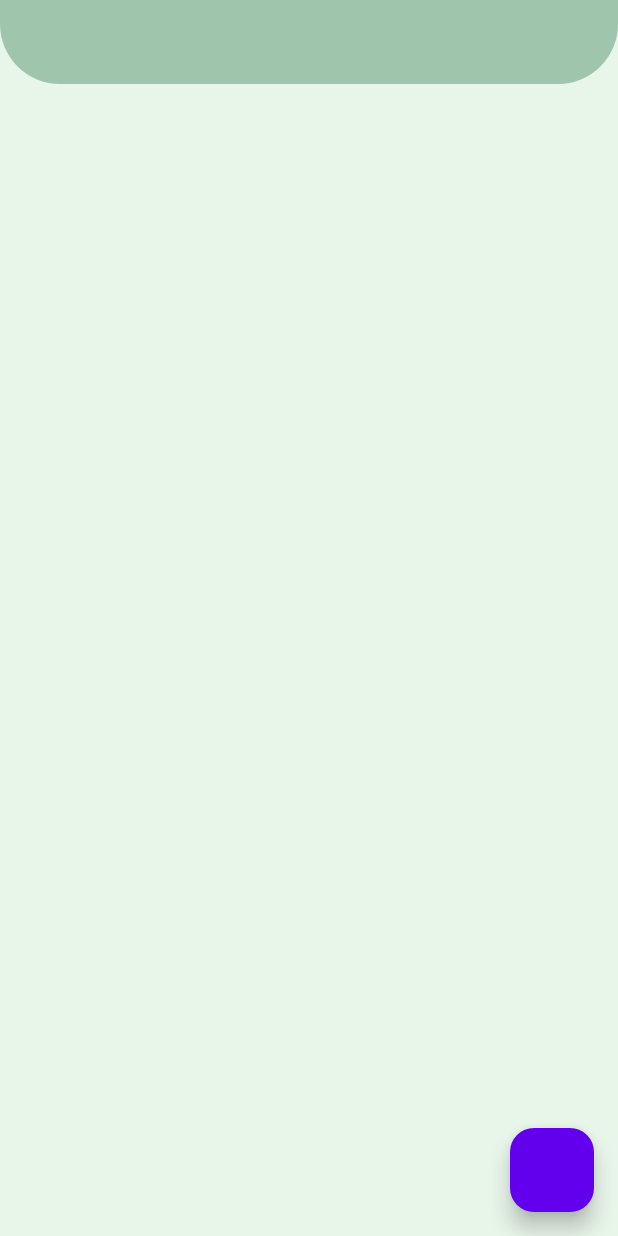
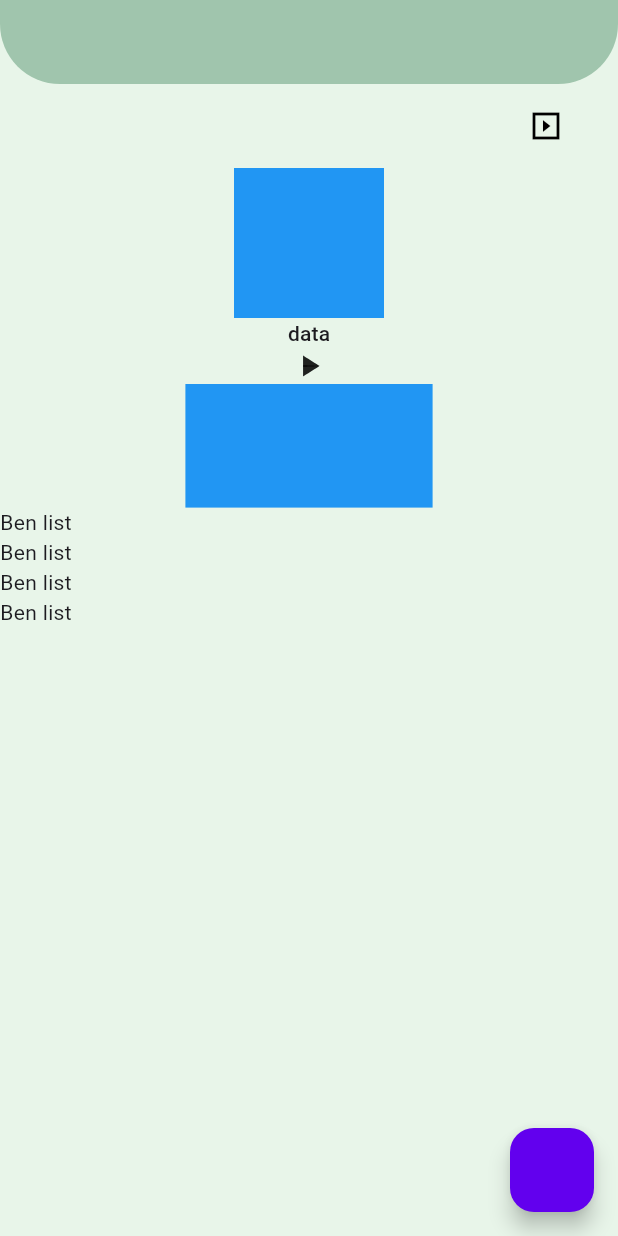
Before and after one commit to Deniz000/flutter, a Flutter app: the screen it shows after launch, on a phone screen of 412 x 824 dp. Run offline on Flutter 3.47's test engine with Material 3 defaults, Android fonts, the phone set to English and light mode, and no system bars; our stand-ins replace dio, font_awesome_flutter, geocoding, geolocator, lottie, smooth_page_indicator.

Commit message:
good practise

```diff
--- a/learning1/lib/202/animated_lear.dart
+++ b/learning1/lib/202/animated_lear.dart
@@ -1,4 +1,6 @@
 import 'package:flutter/material.dart';
+
+const double kZero = 0;
 
 class AnimatedLearn extends StatefulWidget {
   const AnimatedLearn({super.key});
@@ -7,12 +9,29 @@ class AnimatedLearn extends StatefulWidget {
   State<AnimatedLearn> createState() => _AnimatedLearnState();
 }
 
-class _AnimatedLearnState extends State<AnimatedLearn> {
+class _AnimatedLearnState extends State<AnimatedLearn>
+    with TickerProviderStateMixin {
+  @override
+  void initState() {
+    // TODO: implement initState
+    super.initState();
+    _animationController =
+        AnimationController(vsync: this, duration: _DurationItems.durationLow);
+  }
+
+  late AnimationController _animationController;
   bool _isVisiable = false;
+  bool _isOpasity = false;
 
   void _changeVisibility() {
     setState(() {
       _isVisiable = !_isVisiable;
+    });
+  }
+
+  void _changeOpasity() {
+    setState(() {
+      _isOpasity = !_isOpasity;
     });
   }
 
@@ -23,13 +42,84 @@ class _AnimatedLearnState extends State<AnimatedLearn> {
         floatingActionButton: FloatingActionButton(
           onPressed: () {
             _changeVisibility();
+            _animationController.animateTo(_isVisiable ? 1 : 0);
           },
         ),
-      body: _isVisiable ? Text(
-        "Text",
-        style: context.textTheme().headlineSmall,
+        body: Column(
+          children: [
+            //AnimatedCrosFade iki widget arasında bi animasyon uygular
+            //burada önemli olan nokta bu
+            _animatedOpasity(),
+            _animatedCrossFade(),
+            _animatedDefaultTextStyle(context),
+            _animatedIcon(),
+            //kendi içerisinde her şeyi animasyon ile yapıyor
+            _animatedConteiner(context),
+            Expanded(
+              child: AnimatedList(
+                initialItemCount: 4,
+                itemBuilder: (context, index, animation) {
+                  return Text("Ben list");
+                },
+              ),
             )
-      :null,
+          ],
+        ));
+  }
+
+  AnimatedContainer _animatedConteiner(BuildContext context) {
+    return AnimatedContainer(
+      duration: _DurationItems.durationLow,
+      height: _isVisiable ? kZero : (MediaQuery.of(context).size.width) * 0.2,
+      width: (MediaQuery.of(context).size.height) * 0.2,
+      color: Colors.blue,
+    );
+  }
+
+  AnimatedIcon _animatedIcon() {
+    return AnimatedIcon(
+        icon: AnimatedIcons.play_pause, progress: _animationController);
+  }
+
+  AnimatedDefaultTextStyle _animatedDefaultTextStyle(BuildContext context) {
+    return AnimatedDefaultTextStyle(
+        style: (_isVisiable
+                ? context.textTheme().displayLarge
+                : context.textTheme().labelLarge) ??
+            const TextStyle(),
+        duration: _DurationItems.durationLow,
+        child: const Text("data"));
+  }
+
+  ListTile _animatedOpasity() {
+    return ListTile(
+      title: AnimatedOpacity(
+          duration: _DurationItems.durationLow,
+          opacity: _isOpasity ? 1 : 0,
+          child: Text("I'm here,")),
+      trailing: IconButton(
+          onPressed: () {
+            _changeOpasity();
+          },
+          icon: Icon(Icons.slideshow_sharp)),
+    );
+  }
+
+  AnimatedCrossFade _animatedCrossFade() {
+    return AnimatedCrossFade(
+      firstChild: Container(
+        height: 100,
+        width: 100,
+        color: Colors.red,
+      ),
+      secondChild: Container(
+        height: 100,
+        width: 100,
+        color: Colors.blue,
+      ),
+      duration: _DurationItems.durationLow,
+      crossFadeState:
+          _isVisiable ? CrossFadeState.showFirst : CrossFadeState.showSecond,
     );
   }
 }
@@ -39,3 +129,7 @@ extension BuildContextExtension on BuildContext {
     return Theme.of(this).textTheme;
   }
 }
+
+class _DurationItems {
+  static const durationLow = Duration(seconds: 1);
+}
```
Lines whose indentation alone changed are shown as unchanged.
